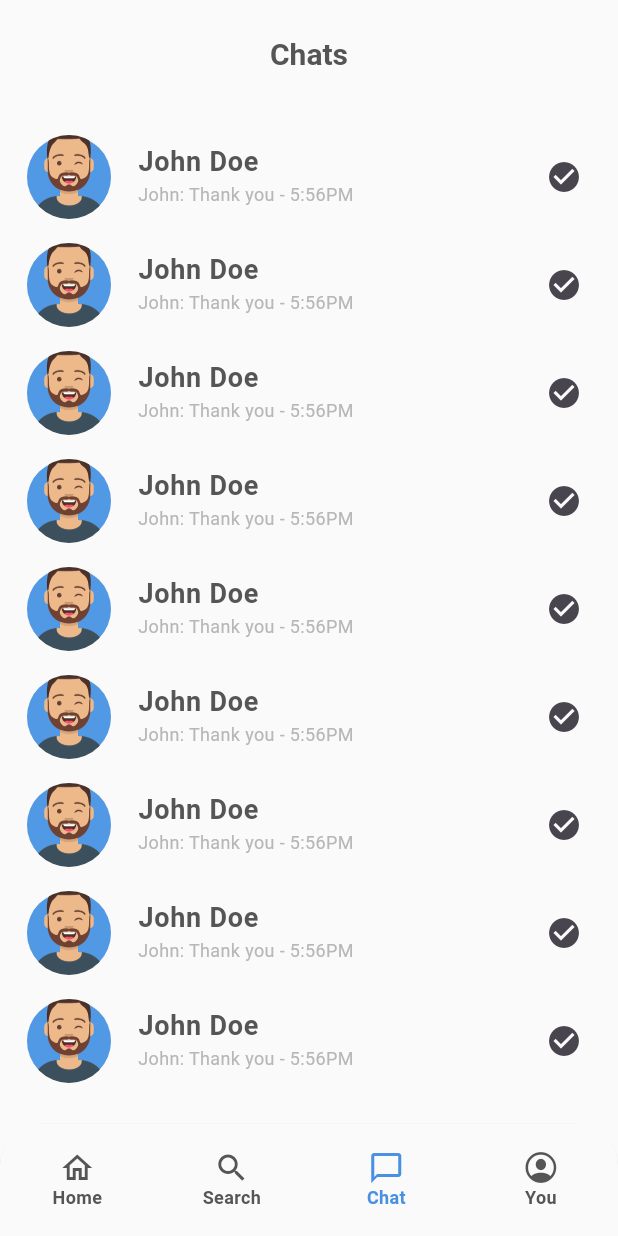
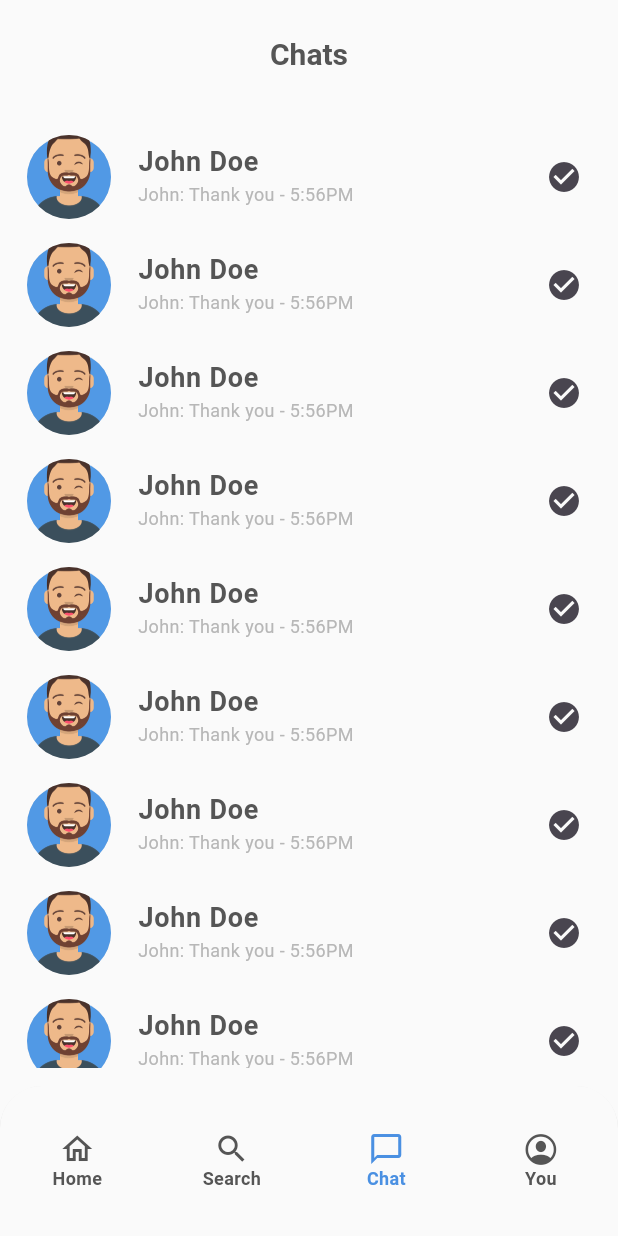
Before and after one commit to Kitsanaz-dev/Lao-vroom, a Flutter app: the Navbar screen opened directly, item 3 of the bottom bar chosen, on a phone screen of 412 x 824 dp. Run offline on Flutter 3.47's test engine with Material 3 defaults, Android fonts, the light colour scheme and no system bars; our stand-ins replace firebase_auth, firebase_core, flutter_svg, introduction_screen, pin_code_fields, shared_preferences; accounts and stored records are empty; project files that could hold a hidden picture were left out.

```diff
--- a/lib/src/view/client/navbar.dart
+++ b/lib/src/view/client/navbar.dart
@@ -36,7 +36,7 @@ class _NavbarState extends State<Navbar> {
           topRight: Radius.circular(28),
         ),
         child: SizedBox(
-          height: 75,
+          height: 100,
           child: BottomNavigationBar(
             currentIndex: currentIndex,
             onTap: (newIndex) {
```
Also changed, not shown: pubspec.lock, 12 other files.
